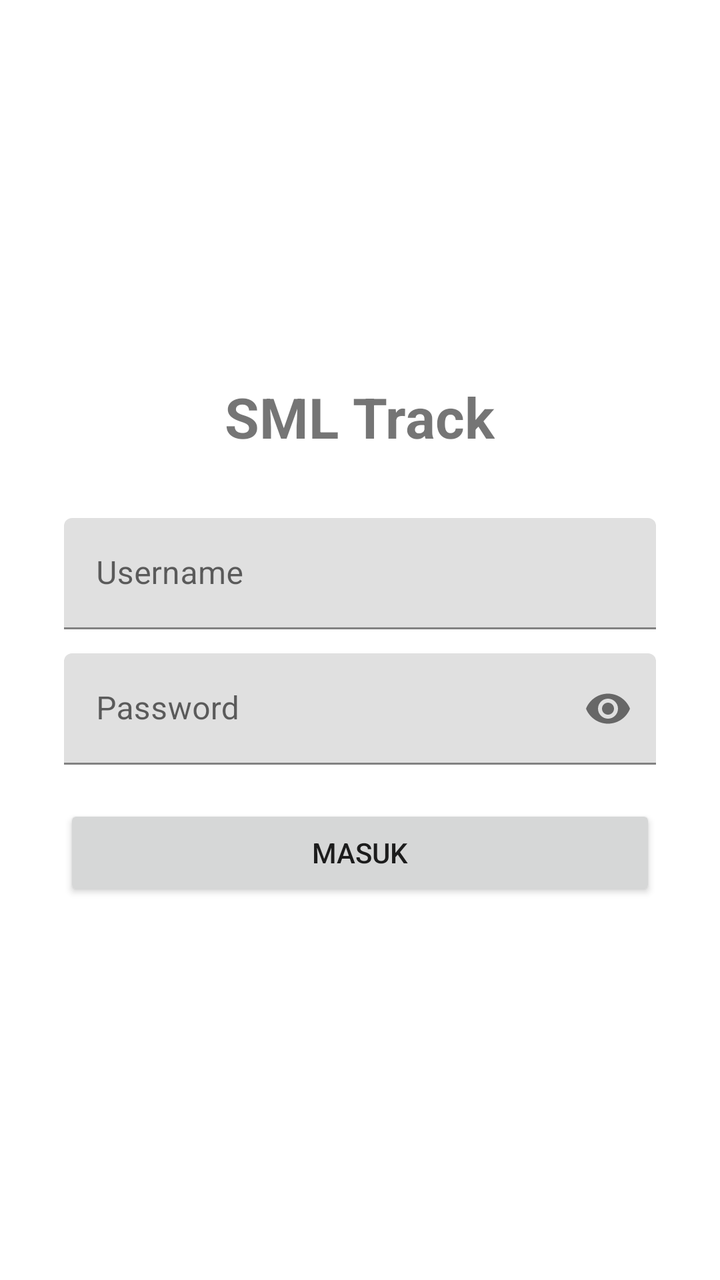
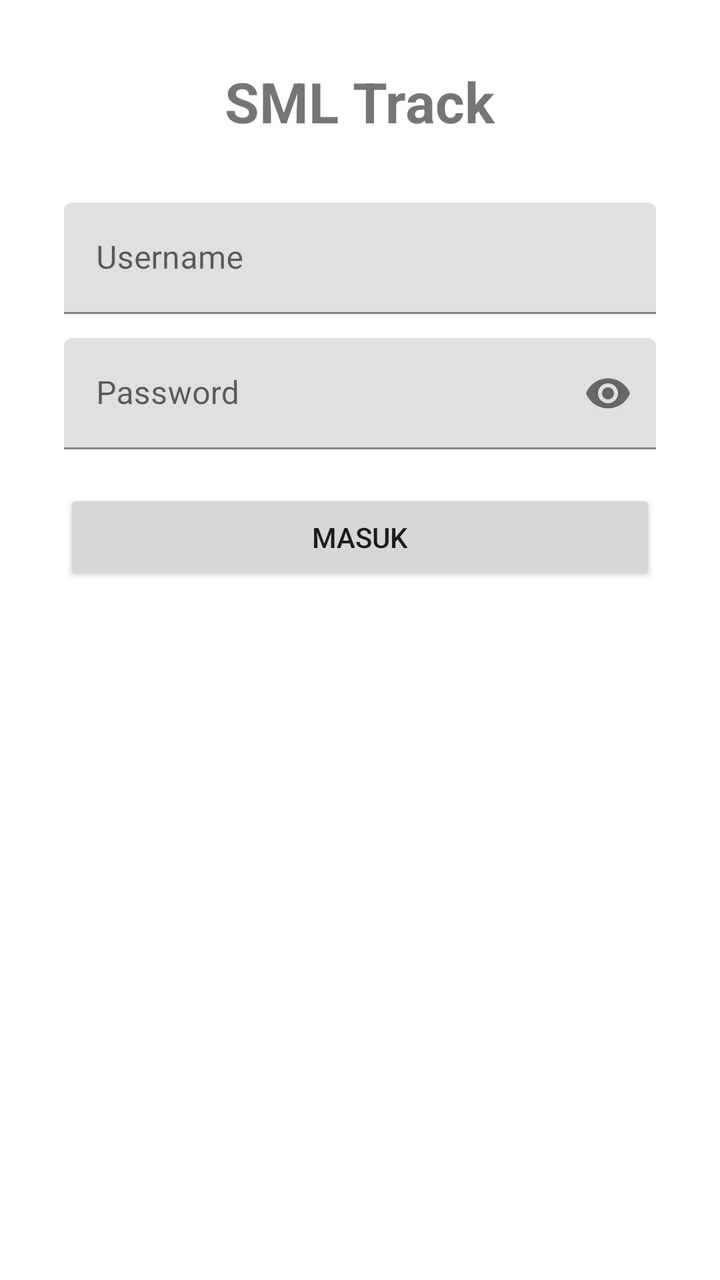

Compare the two renders of this Android layout. The source of the first and the diff that turns it into the second are given below.
<!-- AndroidManifest.xml: application theme Theme.SMLTrack -->
<!-- res/layout/activity_login.xml -->
<?xml version="1.0" encoding="utf-8"?>
<LinearLayout xmlns:android="http://schemas.android.com/apk/res/android"
    xmlns:app="http://schemas.android.com/apk/res-auto"
    android:layout_width="match_parent"
    android:layout_height="match_parent"
    android:orientation="vertical"
    android:gravity="center"
    android:padding="32dp">

    <TextView
        android:layout_width="wrap_content"
        android:layout_height="wrap_content"
        android:text="SML Track"
        android:textSize="28sp"
        android:textStyle="bold"
        android:layout_marginBottom="32dp" />

    <com.google.android.material.textfield.TextInputLayout
        android:layout_width="match_parent"
        android:layout_height="wrap_content"
        android:hint="Username">
        <com.google.android.material.textfield.TextInputEditText
            android:id="@+id/etUsername"
            android:layout_width="match_parent"
            android:layout_height="wrap_content" />
    </com.google.android.material.textfield.TextInputLayout>

    <com.google.android.material.textfield.TextInputLayout
        android:layout_width="match_parent"
        android:layout_height="wrap_content"
        android:layout_marginTop="12dp"
        app:passwordToggleEnabled="true"
        android:hint="Password">
        <com.google.android.material.textfield.TextInputEditText
            android:id="@+id/etPassword"
            android:layout_width="match_parent"
            android:layout_height="wrap_content"
            android:inputType="textPassword" />
    </com.google.android.material.textfield.TextInputLayout>

    <Button
        android:id="@+id/btnLogin"
        android:layout_width="match_parent"
        android:layout_height="wrap_content"
        android:layout_marginTop="20dp"
        android:text="Masuk" />

    <TextView
        android:id="@+id/tvError"
        android:layout_width="wrap_content"
        android:layout_height="wrap_content"
        android:layout_marginTop="12dp"
        android:textColor="#D32F2F"
        android:visibility="gone" />

    <ProgressBar
        android:id="@+id/progressBar"
        android:layout_width="wrap_content"
        android:layout_height="wrap_content"
        android:layout_marginTop="12dp"
        android:visibility="gone" />

</LinearLayout>
<!-- resources referenced by this layout -->
<resources>
  <style name="Theme.SMLTrack" parent="Theme.MaterialComponents.DayNight.NoActionBar">
          <item name="colorPrimary">#1565C0</item>
          <item name="colorPrimaryVariant">#0D47A1</item>
          <item name="colorOnPrimary">#FFFFFF</item>
          <item name="colorSecondary">#00897B</item>
      </style>
</resources>

<!-- the commit's change to res/layout/activity_login.xml (unified diff, before → after) -->
@@ -1,63 +1,70 @@
 <?xml version="1.0" encoding="utf-8"?>
-<LinearLayout xmlns:android="http://schemas.android.com/apk/res/android"
+<ScrollView xmlns:android="http://schemas.android.com/apk/res/android"
     xmlns:app="http://schemas.android.com/apk/res-auto"
     android:layout_width="match_parent"
-    android:layout_height="match_parent"
-    android:orientation="vertical"
-    android:gravity="center"
-    android:padding="32dp">
+    android:layout_height="match_parent">
 
-    <TextView
-        android:layout_width="wrap_content"
-        android:layout_height="wrap_content"
-        android:text="SML Track"
-        android:textSize="28sp"
-        android:textStyle="bold"
-        android:layout_marginBottom="32dp" />
-
-    <com.google.android.material.textfield.TextInputLayout
+    <LinearLayout
         android:layout_width="match_parent"
         android:layout_height="wrap_content"
-        android:hint="Username">
-        <com.google.android.material.textfield.TextInputEditText
-            android:id="@+id/etUsername"
-            android:layout_width="match_parent"
-            android:layout_height="wrap_content" />
-    </com.google.android.material.textfield.TextInputLayout>
+        android:orientation="vertical"
+        android:gravity="center_horizontal"
+        android:padding="32dp">
 
-    <com.google.android.material.textfield.TextInputLayout
-        android:layout_width="match_parent"
-        android:layout_height="wrap_content"
-        android:layout_marginTop="12dp"
-        app:passwordToggleEnabled="true"
-        android:hint="Password">
-        <com.google.android.material.textfield.TextInputEditText
-            android:id="@+id/etPassword"
+        <TextView
+            android:layout_width="wrap_content"
+            android:layout_height="wrap_content"
+            android:text="SML Track"
+            android:textSize="28sp"
+            android:textStyle="bold"
+            android:layout_marginBottom="32dp" />
+
+        <com.google.android.material.textfield.TextInputLayout
             android:layout_width="match_parent"
             android:layout_height="wrap_content"
-            android:inputType="textPassword" />
-    </com.google.android.material.textfield.TextInputLayout>
+            android:hint="Username">
+            <com.google.android.material.textfield.TextInputEditText
+                android:id="@+id/etUsername"
+                android:layout_width="match_parent"
+                android:layout_height="wrap_content" />
+        </com.google.android.material.textfield.TextInputLayout>
 
-    <Button
-        android:id="@+id/btnLogin"
-        android:layout_width="match_parent"
-        android:layout_height="wrap_content"
-        android:layout_marginTop="20dp"
-        android:text="Masuk" />
+        <com.google.android.material.textfield.TextInputLayout
+            android:layout_width="match_parent"
+            android:layout_height="wrap_content"
+            android:layout_marginTop="12dp"
+            app:passwordToggleEnabled="true"
+            android:hint="Password">
+            <com.google.android.material.textfield.TextInputEditText
+                android:id="@+id/etPassword"
+                android:layout_width="match_parent"
+                android:layout_height="wrap_content"
+                android:inputType="textPassword" />
+        </com.google.android.material.textfield.TextInputLayout>
 
-    <TextView
-        android:id="@+id/tvError"
-        android:layout_width="wrap_content"
-        android:layout_height="wrap_content"
-        android:layout_marginTop="12dp"
-        android:textColor="#D32F2F"
-        android:visibility="gone" />
+        <Button
+            android:id="@+id/btnLogin"
+            android:layout_width="match_parent"
+            android:layout_height="wrap_content"
+            android:layout_marginTop="20dp"
+            android:text="Masuk" />
 
-    <ProgressBar
-        android:id="@+id/progressBar"
-        android:layout_width="wrap_content"
-        android:layout_height="wrap_content"
-        android:layout_marginTop="12dp"
-        android:visibility="gone" />
+        <TextView
+            android:id="@+id/tvError"
+            android:layout_width="match_parent"
+            android:layout_height="wrap_content"
+            android:layout_marginTop="12dp"
+            android:fontFamily="monospace"
+            android:textSize="12sp"
+            android:textColor="#D32F2F"
+            android:visibility="gone" />
 
-</LinearLayout>
+        <ProgressBar
+            android:id="@+id/progressBar"
+            android:layout_width="wrap_content"
+            android:layout_height="wrap_content"
+            android:layout_marginTop="12dp"
+            android:visibility="gone" />
+
+    </LinearLayout>
+</ScrollView>
